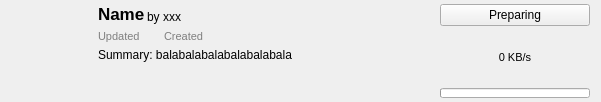
Old version of the form src/ui/modrinth/modrinthmoditemwidget.ui in the repository kaniol-lck/modmanager.
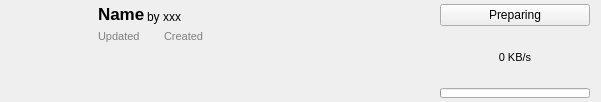
New version of the form. Icons and pictures are not drawn.

Commit message: more summary translated

Diff of the .ui file:
```diff
--- a/src/ui/modrinth/modrinthmoditemwidget.ui
+++ b/src/ui/modrinth/modrinthmoditemwidget.ui
@@ -256,9 +256,6 @@
        <property name="toolTip">
         <string notr="true"/>
        </property>
-       <property name="text">
-        <string>Summary: balabalabalabalabalabala</string>
-       </property>
        <property name="alignment">
         <set>Qt::AlignLeading|Qt::AlignLeft|Qt::AlignTop</set>
        </property>
```
Left out of the diff: 3 changed lines with no effect on the pictures. The commit also changes 19 other files.
